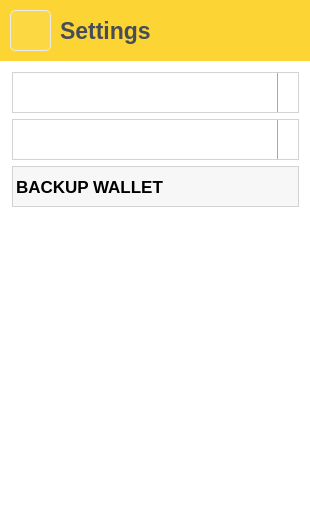
Before: the Qt Designer form page/more/subpage/settings/pagesettings.ui in LYRA-Block-Lattice/LyraWalletManager, drawn with Qt 5.
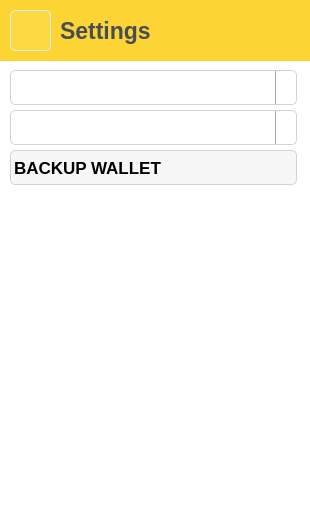
After: the same form once the commit is applied. Icons and pictures are not drawn.

Diff of the .ui file:
```diff
--- a/page/more/subpage/settings/pagesettings.ui
+++ b/page/more/subpage/settings/pagesettings.ui
@@ -111,224 +111,43 @@
     </property>
    </widget>
   </widget>
-  <widget class="QFrame" name="settingsVerticalFrame">
+  <widget class="QPushButton" name="backupWalletPushButton">
    <property name="geometry">
     <rect>
-     <x>0</x>
-     <y>60</y>
-     <width>311</width>
-     <height>471</height>
+     <x>10</x>
+     <y>150</y>
+     <width>287</width>
+     <height>35</height>
     </rect>
    </property>
+   <property name="minimumSize">
+    <size>
+     <width>0</width>
+     <height>35</height>
+    </size>
+   </property>
+   <property name="baseSize">
+    <size>
+     <width>0</width>
+     <height>31</height>
+    </size>
+   </property>
+   <property name="font">
+    <font>
+     <pointsize>13</pointsize>
+     <bold>true</bold>
+     <stylestrategy>PreferDefault</stylestrategy>
+    </font>
+   </property>
+   <property name="focusPolicy">
+    <enum>Qt::NoFocus</enum>
+   </property>
    <property name="styleSheet">
-    <string notr="true">background-color: transparent;</string>
-   </property>
-   <layout class="QVBoxLayout" name="settingsVerticalLayout">
-    <property name="spacing">
-     <number>-1</number>
-    </property>
-    <property name="sizeConstraint">
-     <enum>QLayout::SetMaximumSize</enum>
-    </property>
-    <property name="leftMargin">
-     <number>12</number>
-    </property>
-    <property name="topMargin">
-     <number>12</number>
-    </property>
-    <property name="rightMargin">
-     <number>12</number>
-    </property>
-    <property name="bottomMargin">
-     <number>12</number>
-    </property>
-    <item>
-     <widget class="QComboBox" name="networkComboBox">
-      <property name="minimumSize">
-       <size>
-        <width>119</width>
-        <height>41</height>
-       </size>
-      </property>
-      <property name="baseSize">
-       <size>
-        <width>0</width>
-        <height>31</height>
-       </size>
-      </property>
-      <property name="font">
-       <font>
-        <pointsize>13</pointsize>
-        <bold>true</bold>
-        <stylestrategy>PreferDefault</stylestrategy>
-       </font>
-      </property>
-      <property name="focusPolicy">
-       <enum>Qt::NoFocus</enum>
-      </property>
-      <property name="styleSheet">
-       <string notr="true">QComboBox {
-    border: 1px solid lightgray;
-    padding: 1px 18px 1px 3px;
-    min-width: 6em; 
-	color:black;
-}
-QComboBox:on { /* shift the text when the popup opens */
-    padding-top: 3px;
-    padding-left: 4px;
-}
-QComboBox::drop-down {
-    subcontrol-origin: padding;
-    subcontrol-position: top right;
-    width: 20px;
-
-    border-left-width: 1px;
-    border-left-color: darkgray;
-    border-left-style: solid; /* just a single line */
-    border-top-right-radius: 5px; /* same radius as the QComboBox */
-    border-bottom-right-radius: 5px;
-}
-QComboBox::drop-down::hover {
-	background-color: rgba(0, 0, 0, 16);
-}
-QComboBox::drop-down::pressed {
-    background-color: rgba(0, 0, 0, 64);
-}
-QComboBox::down-arrow {
-    image: url(:/res/ic/res/ic/dropDownArrow.png);
-	width: 12px;
-    height: 12px;
-}
-QComboBox::down-arrow:on { /* shift the arrow when popup is open */
-    top: 1px;
-    left: 1px;
-}
-QListView::item {
-	height: 31px;
-	background-color: white;
-	color: black;
-}
-QListView::item:selected:!active, QListView::item:selected:active {
-	background-color: lightgrey;
-	color: black;
-}
-QListView::item::hover {
-	background-color: grey;
-	/*font: url(:/Resources/Fonts/GameJam.ttf);*/
-	color: black;
-}
-</string>
-      </property>
-     </widget>
-    </item>
-    <item>
-     <widget class="QComboBox" name="languageComboBox">
-      <property name="minimumSize">
-       <size>
-        <width>119</width>
-        <height>41</height>
-       </size>
-      </property>
-      <property name="baseSize">
-       <size>
-        <width>0</width>
-        <height>31</height>
-       </size>
-      </property>
-      <property name="font">
-       <font>
-        <pointsize>13</pointsize>
-        <bold>true</bold>
-        <stylestrategy>PreferDefault</stylestrategy>
-       </font>
-      </property>
-      <property name="focusPolicy">
-       <enum>Qt::NoFocus</enum>
-      </property>
-      <property name="styleSheet">
-       <string notr="true">QComboBox {
-    border: 1px solid lightgray;
-    padding: 1px 18px 1px 3px;
-    min-width: 6em; 
-	color:black;
-}
-QComboBox:on { /* shift the text when the popup opens */
-    padding-top: 3px;
-    padding-left: 4px;
-}
-QComboBox::drop-down {
-    subcontrol-origin: padding;
-    subcontrol-position: top right;
-    width: 20px;
-
-    border-left-width: 1px;
-    border-left-color: darkgray;
-    border-left-style: solid; /* just a single line */
-    border-top-right-radius: 5px; /* same radius as the QComboBox */
-    border-bottom-right-radius: 5px;
-}
-QComboBox::drop-down::hover {
-	background-color: rgba(0, 0, 0, 16);
-}
-QComboBox::drop-down::pressed {
-    background-color: rgba(0, 0, 0, 64);
-}
-QComboBox::down-arrow {
-    image: url(:/res/ic/res/ic/dropDownArrow.png);
-	width: 12px;
-    height: 12px;
-}
-QComboBox::down-arrow:on { /* shift the arrow when popup is open */
-    top: 1px;
-    left: 1px;
-}
-QListView::item {
-	height: 31px;
-	background-color: white;
-	color: black;
-}
-QListView::item:selected:!active, QListView::item:selected:active {
-	background-color: lightgrey;
-	color: black;
-}
-QListView::item::hover {
-	background-color: grey;
-	/*font: url(:/Resources/Fonts/GameJam.ttf);*/
-	color: black;
-}
-</string>
-      </property>
-     </widget>
-    </item>
-    <item>
-     <widget class="QPushButton" name="backupWalletPushButton">
-      <property name="minimumSize">
-       <size>
-        <width>0</width>
-        <height>41</height>
-       </size>
-      </property>
-      <property name="baseSize">
-       <size>
-        <width>0</width>
-        <height>31</height>
-       </size>
-      </property>
-      <property name="font">
-       <font>
-        <pointsize>13</pointsize>
-        <bold>true</bold>
-        <stylestrategy>PreferDefault</stylestrategy>
-       </font>
-      </property>
-      <property name="focusPolicy">
-       <enum>Qt::NoFocus</enum>
-      </property>
-      <property name="styleSheet">
-       <string notr="true">QPushButton {
+    <string notr="true">QPushButton {
 	border-style: solid;
 	background-color: rgba(0, 0, 0, 8);
 	border-width: 1px;
+	border-radius: 5px;
 	border-color: lightgrey;
 	text-align:left;
     padding-right: 3px;
@@ -342,30 +161,198 @@
 QPushButton:pressed {
     background-color: rgba(0, 0, 0, 64);
 }</string>
-      </property>
-      <property name="text">
-       <string>BACKUP WALLET</string>
-      </property>
-      <property name="icon">
-       <iconset resource="../../../../res.qrc">
-        <normaloff>:/res/ic/res/ic/backup.png</normaloff>:/res/ic/res/ic/backup.png</iconset>
-      </property>
-     </widget>
-    </item>
-    <item>
-     <spacer name="verticalSpacer">
-      <property name="orientation">
-       <enum>Qt::Vertical</enum>
-      </property>
-      <property name="sizeHint" stdset="0">
-       <size>
-        <width>20</width>
-        <height>5</height>
-       </size>
-      </property>
-     </spacer>
-    </item>
-   </layout>
+   </property>
+   <property name="text">
+    <string>BACKUP WALLET</string>
+   </property>
+   <property name="icon">
+    <iconset resource="../../../../res.qrc">
+     <normaloff>:/res/ic/res/ic/backup.png</normaloff>:/res/ic/res/ic/backup.png</iconset>
+   </property>
+  </widget>
+  <widget class="QComboBox" name="languageComboBox">
+   <property name="geometry">
+    <rect>
+     <x>10</x>
+     <y>110</y>
+     <width>287</width>
+     <height>35</height>
+    </rect>
+   </property>
+   <property name="minimumSize">
+    <size>
+     <width>119</width>
+     <height>35</height>
+    </size>
+   </property>
+   <property name="baseSize">
+    <size>
+     <width>0</width>
+     <height>41</height>
+    </size>
+   </property>
+   <property name="font">
+    <font>
+     <pointsize>13</pointsize>
+     <bold>true</bold>
+     <stylestrategy>PreferDefault</stylestrategy>
+    </font>
+   </property>
+   <property name="focusPolicy">
+    <enum>Qt::NoFocus</enum>
+   </property>
+   <property name="styleSheet">
+    <string notr="true">QComboBox {
+    border: 1px solid lightgray;
+	border-radius: 5px;
+    padding: 1px 18px 1px 3px;
+    min-width: 6em; 
+	color:black;
+}
+QComboBox:on { /* shift the text when the popup opens */
+    padding-top: 3px;
+    padding-left: 4px;
+}
+QComboBox::drop-down {
+    subcontrol-origin: padding;
+    subcontrol-position: top right;
+    width: 20px;
+
+    border-left-width: 1px;
+    border-left-color: darkgray;
+    border-left-style: solid; /* just a single line */
+    border-top-right-radius: 5px; /* same radius as the QComboBox */
+    border-bottom-right-radius: 5px;
+}
+QComboBox::drop-down::hover {
+	background-color: rgba(0, 0, 0, 16);
+}
+QComboBox::drop-down::pressed {
+    background-color: rgba(0, 0, 0, 64);
+}
+QComboBox::down-arrow {
+    image: url(:/res/ic/res/ic/dropDownArrow.png);
+	width: 12px;
+    height: 12px;
+}
+QComboBox::down-arrow:on { /* shift the arrow when popup is open */
+    top: 1px;
+    left: 1px;
+}
+QListView::item {
+	height: 31px;
+	background-color: white;
+	color: black;
+}
+QListView::item:selected:!active, QListView::item:selected:active {
+	background-color: lightgrey;
+	color: black;
+}
+QListView::item::hover {
+	background-color: grey;
+	/*font: url(:/Resources/Fonts/GameJam.ttf);*/
+	color: black;
+}
+</string>
+   </property>
+   <property name="iconSize">
+    <size>
+     <width>24</width>
+     <height>24</height>
+    </size>
+   </property>
+  </widget>
+  <widget class="QComboBox" name="networkComboBox">
+   <property name="geometry">
+    <rect>
+     <x>10</x>
+     <y>70</y>
+     <width>287</width>
+     <height>35</height>
+    </rect>
+   </property>
+   <property name="minimumSize">
+    <size>
+     <width>119</width>
+     <height>31</height>
+    </size>
+   </property>
+   <property name="baseSize">
+    <size>
+     <width>0</width>
+     <height>41</height>
+    </size>
+   </property>
+   <property name="font">
+    <font>
+     <pointsize>13</pointsize>
+     <bold>true</bold>
+     <stylestrategy>PreferDefault</stylestrategy>
+    </font>
+   </property>
+   <property name="focusPolicy">
+    <enum>Qt::NoFocus</enum>
+   </property>
+   <property name="styleSheet">
+    <string notr="true">QComboBox {
+    border: 1px solid lightgray;
+	border-radius: 5px;
+    padding: 1px 18px 1px 3px;
+    min-width: 6em; 
+	color:black;
+}
+QComboBox:on { /* shift the text when the popup opens */
+    padding-top: 3px;
+    padding-left: 4px;
+}
+QComboBox::drop-down {
+    subcontrol-origin: padding;
+    subcontrol-position: top right;
+    width: 20px;
+
+    border-left-width: 1px;
+    border-left-color: darkgray;
+    border-left-style: solid; /* just a single line */
+    border-top-right-radius: 5px; /* same radius as the QComboBox */
+    border-bottom-right-radius: 5px;
+}
+QComboBox::drop-down::hover {
+	background-color: rgba(0, 0, 0, 16);
+}
+QComboBox::drop-down::pressed {
+    background-color: rgba(0, 0, 0, 64);
+}
+QComboBox::down-arrow {
+    image: url(:/res/ic/res/ic/dropDownArrow.png);
+	width: 12px;
+    height: 12px;
+}
+QComboBox::down-arrow:on { /* shift the arrow when popup is open */
+    top: 1px;
+    left: 1px;
+}
+QListView::item {
+	height: 31px;
+	background-color: white;
+	color: black;
+}
+QListView::item:selected:!active, QListView::item:selected:active {
+	background-color: lightgrey;
+	color: black;
+}
+QListView::item::hover {
+	background-color: grey;
+	/*font: url(:/Resources/Fonts/GameJam.ttf);*/
+	color: black;
+}
+</string>
+   </property>
+   <property name="iconSize">
+    <size>
+     <width>24</width>
+     <height>24</height>
+    </size>
+   </property>
   </widget>
  </widget>
  <resources>
```
